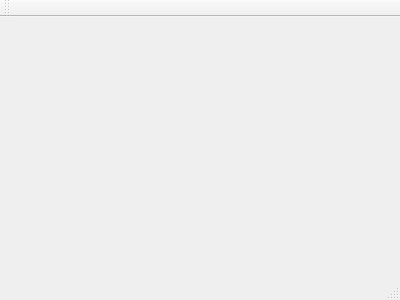
Above: mainwindow.ui from AnatoliyPostnov/Arkanoid before the change. Below: the same form after it.
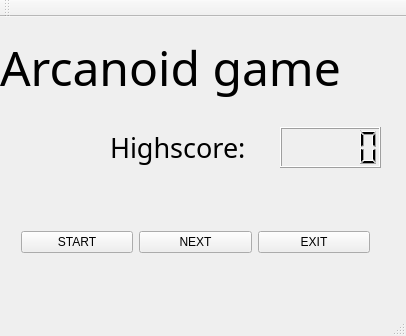
That is the form after the change.

Commit message: arcanoid @r

What changed in the file:
```diff
--- a/mainwindow.ui
+++ b/mainwindow.ui
@@ -6,14 +6,99 @@
    <rect>
     <x>0</x>
     <y>0</y>
-    <width>400</width>
-    <height>300</height>
+    <width>406</width>
+    <height>336</height>
    </rect>
   </property>
   <property name="windowTitle">
    <string>MainWindow</string>
   </property>
-  <widget class="QWidget" name="centralWidget"/>
+  <widget class="QWidget" name="centralWidget">
+   <widget class="QLabel" name="Highscore">
+    <property name="geometry">
+     <rect>
+      <x>110</x>
+      <y>110</y>
+      <width>171</width>
+      <height>41</height>
+     </rect>
+    </property>
+    <property name="font">
+     <font>
+      <family>ГОСТ тип А</family>
+      <pointsize>20</pointsize>
+     </font>
+    </property>
+    <property name="text">
+     <string>Highscore:</string>
+    </property>
+   </widget>
+   <widget class="QLabel" name="Arcanoid_game">
+    <property name="geometry">
+     <rect>
+      <x>0</x>
+      <y>10</y>
+      <width>401</width>
+      <height>81</height>
+     </rect>
+    </property>
+    <property name="font">
+     <font>
+      <family>ГОСТ тип А</family>
+      <pointsize>36</pointsize>
+     </font>
+    </property>
+    <property name="text">
+     <string>Arcanoid game</string>
+    </property>
+    <property name="textFormat">
+     <enum>Qt::AutoText</enum>
+    </property>
+   </widget>
+   <widget class="QLCDNumber" name="highscore">
+    <property name="geometry">
+     <rect>
+      <x>280</x>
+      <y>110</y>
+      <width>101</width>
+      <height>41</height>
+     </rect>
+    </property>
+   </widget>
+   <widget class="QWidget" name="horizontalLayoutWidget">
+    <property name="geometry">
+     <rect>
+      <x>10</x>
+      <y>190</y>
+      <width>371</width>
+      <height>71</height>
+     </rect>
+    </property>
+    <layout class="QHBoxLayout" name="horizontalLayout">
+     <item>
+      <widget class="QPushButton" name="start">
+       <property name="text">
+        <string>START</string>
+       </property>
+      </widget>
+     </item>
+     <item>
+      <widget class="QPushButton" name="next">
+       <property name="text">
+        <string>NEXT</string>
+       </property>
+      </widget>
+     </item>
+     <item>
+      <widget class="QPushButton" name="exit">
+       <property name="text">
+        <string>EXIT</string>
+       </property>
+      </widget>
+     </item>
+    </layout>
+   </widget>
+  </widget>
   <widget class="QMenuBar" name="menuBar">
    <property name="geometry">
     <rect>
```
Left out of the diff: 4 changed lines with no effect on the pictures. The commit also changes 33 other files.
